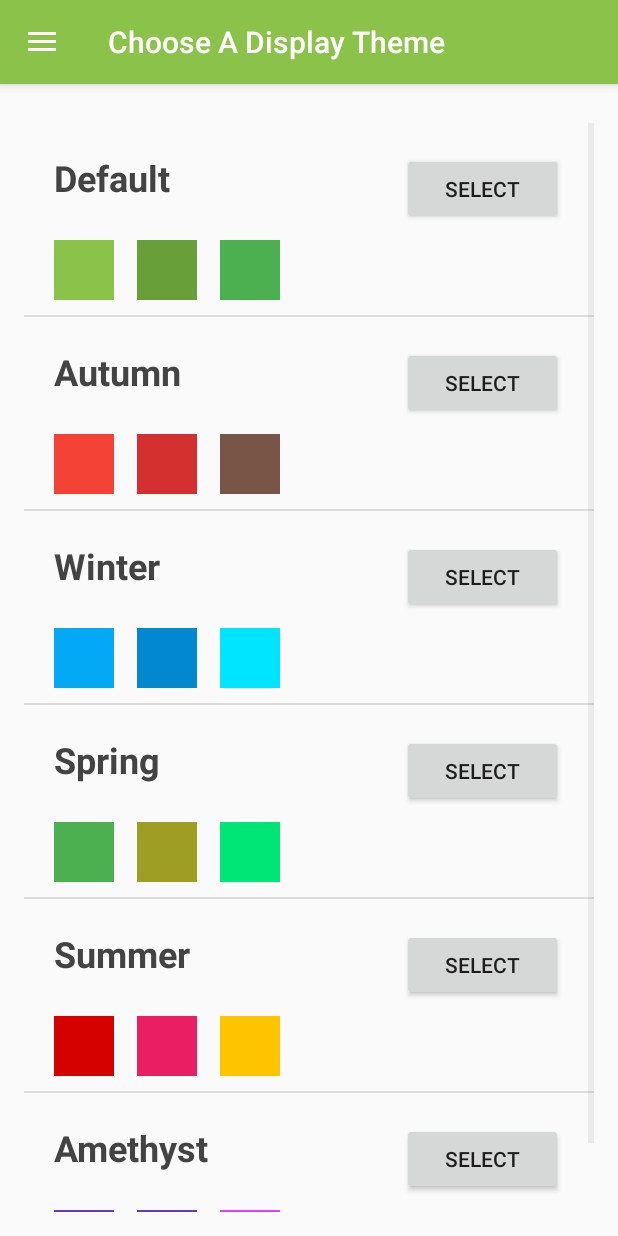
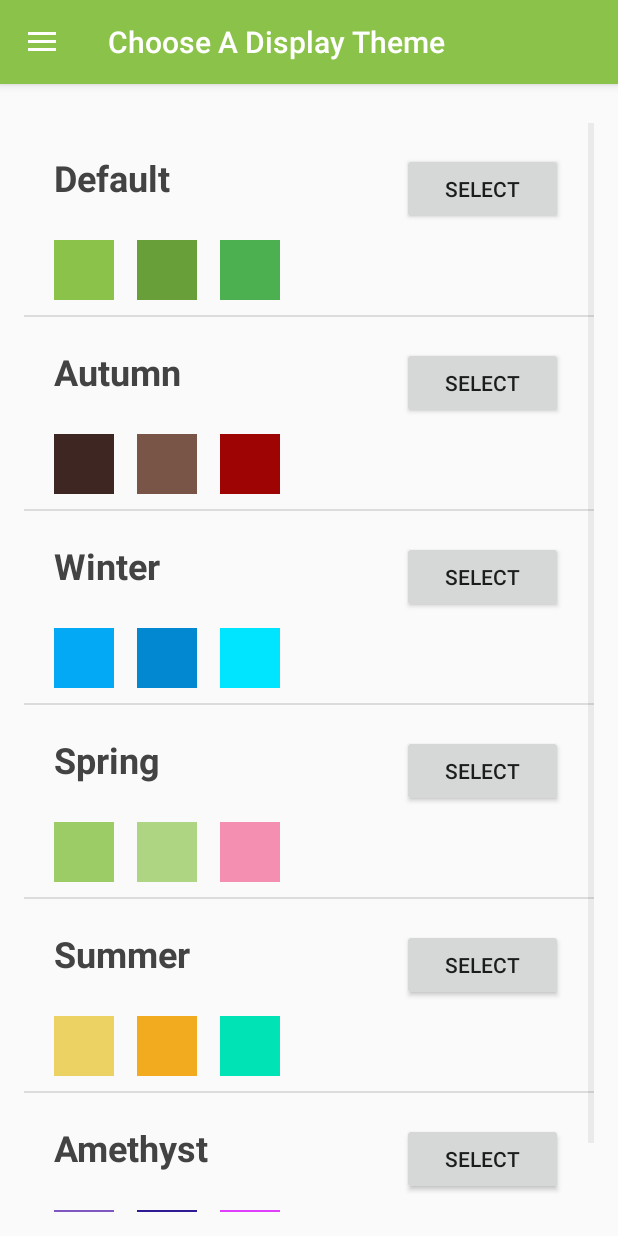
Before and after one commit to FindItPS/findit, an Android app: the Display screen opened directly, with no data from a screen before it, on a phone screen of 412 x 824 dp. Run offline under Robolectric (Android 15) with nearby library versions, the light colour scheme and no system bars; 1 statement that could not run was skipped.

Commit message:
Themes Redone

```diff
--- a/src/main/res/values/colors.xml
+++ b/src/main/res/values/colors.xml
@@ -1,25 +1,25 @@
 <?xml version="1.0" encoding="utf-8"?>
 <resources>
     <color name="colorPrimary">#8BC34A</color>
-    <color name="colorPrimary.Autumn">#F44336</color>
-    <color name="colorPrimary.Amethyst">#673AB7</color>
+    <color name="colorPrimary.Autumn">#3E2723</color>
+    <color name="colorPrimary.Amethyst">#7E57C2</color>
     <color name="colorPrimary.Winter">#03A9F4</color>
-    <color name="colorPrimary.Spring">#4CAF50</color>
-    <color name="colorPrimary.Summer">#D50000</color>
+    <color name="colorPrimary.Spring">#9CCC65</color>
+    <color name="colorPrimary.Summer">#ecd163</color>
 
     <color name="colorPrimaryDark">#689F38</color>
-    <color name="colorPrimaryDark.Autumn">#D32F2F</color>
-    <color name="colorPrimaryDark.Amethyst">#673AB7</color>
+    <color name="colorPrimaryDark.Autumn">#795548</color>
+    <color name="colorPrimaryDark.Amethyst">#311B92</color>
     <color name="colorPrimaryDark.Winter">#0288D1</color>
-    <color name="colorPrimaryDark.Spring">#9E9D24</color>
-    <color name="colorPrimaryDark.Summer">#E91E63</color>
+    <color name="colorPrimaryDark.Spring">#AED581</color>
+    <color name="colorPrimaryDark.Summer">#f2ab1e</color>
 
     <color name="colorAccent">#4CAF50</color>
-    <color name="colorAccent.Autumn">#795548</color>
+    <color name="colorAccent.Autumn">#9f0404</color>
     <color name="colorAccent.Amethyst">#E040FB</color>
     <color name="colorAccent.Winter">#00E5FF</color>
-    <color name="colorAccent.Spring">#00E676</color>
-    <color name="colorAccent.Summer">#FFC400</color>
+    <color name="colorAccent.Spring">#F48FB1</color>
+    <color name="colorAccent.Summer">#00e3b5</color>
 
     <color name="dgrey">#434343</color>
     <color name="BLACK">#000000</color>
```
Also changed, not shown: src/main/res/drawable/ic_nav_bg_amethyst.png, src/main/res/drawable/ic_nav_bg_autumn.png, src/main/res/drawable/ic_nav_bg_spring.png, src/main/res/drawable/ic_nav_bg_summer.png.
